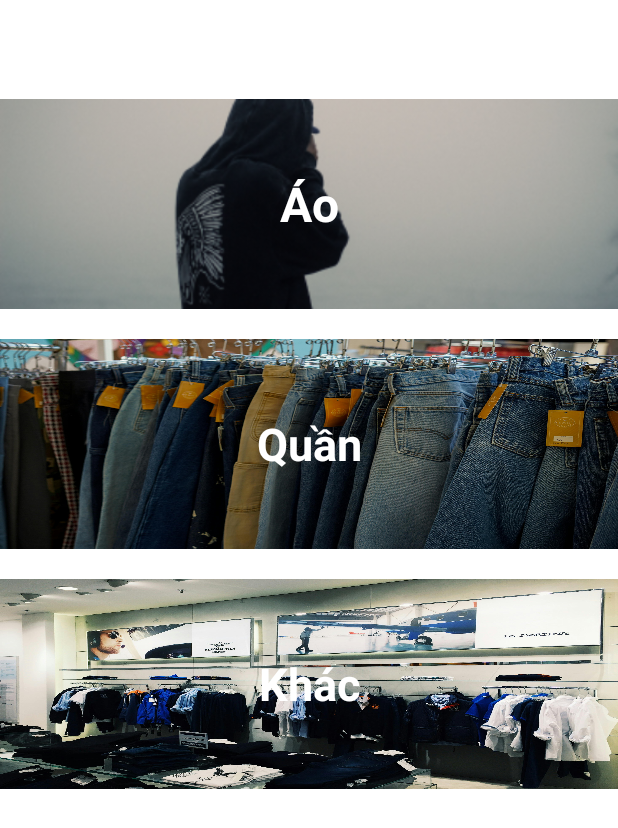
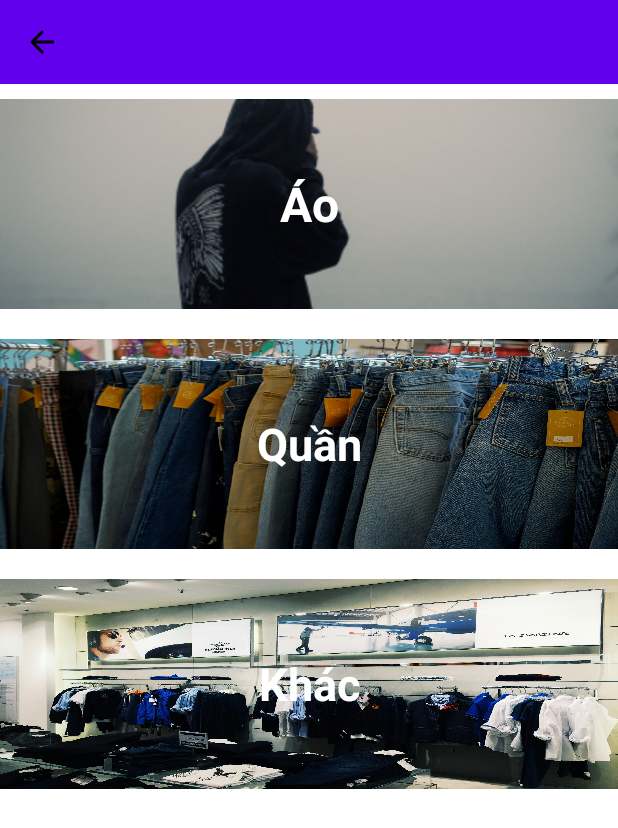
Before and after one commit to DuAnTopNghiepMD05/AppDuAnMD05, an Android app: the DanhMucActivity screen opened directly, with no data from a screen before it, on a phone screen of 412 x 824 dp. Shown: the top 828 px of the screen. Run offline under Robolectric (Android 15) with nearby library versions, the light colour scheme and no system bars; our stand-ins replace Firebase (no records; nobody signed in at launch, a user with empty details on screens opened directly), Picasso; pictures from the network do not load.

Commit message:
update danhmuc

```diff
--- /dev/null
+++ b/app/src/main/res/drawable/baseline_arrow_back_24.xml
@@ -0,0 +1,5 @@
+<vector android:autoMirrored="true" android:height="24dp"
+    android:tint="#000000" android:viewportHeight="24"
+    android:viewportWidth="24" android:width="24dp" xmlns:android="http://schemas.android.com/apk/res/android">
+    <path android:fillColor="@android:color/white" android:pathData="M20,11H7.83l5.59,-5.59L12,4l-8,8 8,8 1.41,-1.41L7.83,13H20v-2z"/>
+</vector>
--- a/app/src/main/res/layout/activity_danh_muc.xml
+++ b/app/src/main/res/layout/activity_danh_muc.xml
@@ -1,15 +1,27 @@
 <?xml version="1.0" encoding="utf-8"?>
 <LinearLayout xmlns:android="http://schemas.android.com/apk/res/android"
     android:layout_width="match_parent"
+    xmlns:app="http://schemas.android.com/apk/res-auto"
     android:orientation="vertical"
     android:layout_height="match_parent">
+
     <androidx.appcompat.widget.Toolbar
         android:id="@+id/toolbar"
-        android:theme="@style/ThemeOverlay.AppCompat.Dark.ActionBar"
-        style="@style/ThemeOverlay.AppCompat.Dark"
-        android:background="@color/white"
         android:layout_width="match_parent"
-        android:layout_height="wrap_content"/>
+        android:layout_height="wrap_content"
+        android:background="?attr/colorPrimary"
+        android:theme="?attr/actionBarTheme">
+        <ImageView
+            android:id="@+id/ic_back_dm"
+            android:layout_width="wrap_content"
+            android:layout_height="wrap_content"
+            android:src="@drawable/baseline_arrow_back_24"
+        android:layout_gravity="start"
+        android:layout_marginStart="8dp"
+        android:clickable="true"
+        android:focusable="true" />
+
+    </androidx.appcompat.widget.Toolbar>
 
 
     <TextView
@@ -51,5 +63,8 @@
     <androidx.recyclerview.widget.RecyclerView
         android:id="@+id/rcvDanhMuc"
         android:layout_width="match_parent"
-        android:layout_height="wrap_content"/>
+        android:layout_height="wrap_content"
+        app:layoutManager="androidx.recyclerview.widget.LinearLayoutManager"
+        android:orientation="vertical" />
+
 </LinearLayout>
```
Also changed, not shown: app/src/main/java/fpoly/md05/appduanmd05/View/DanhMucActivity.java (+51 -8 lines).
